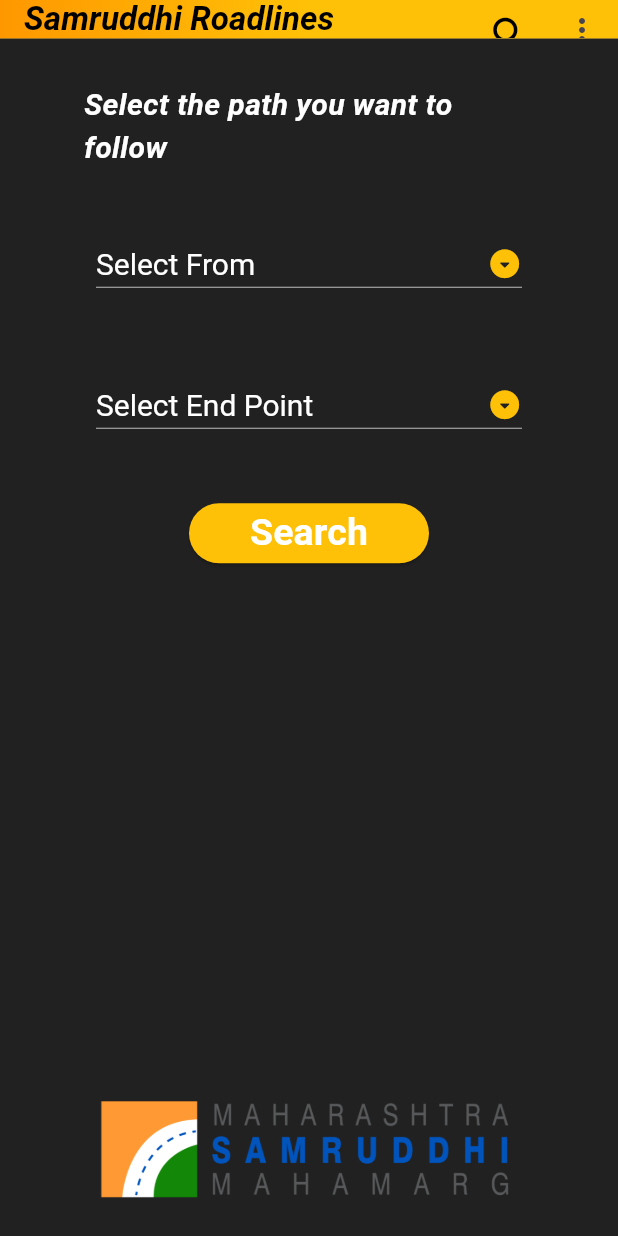
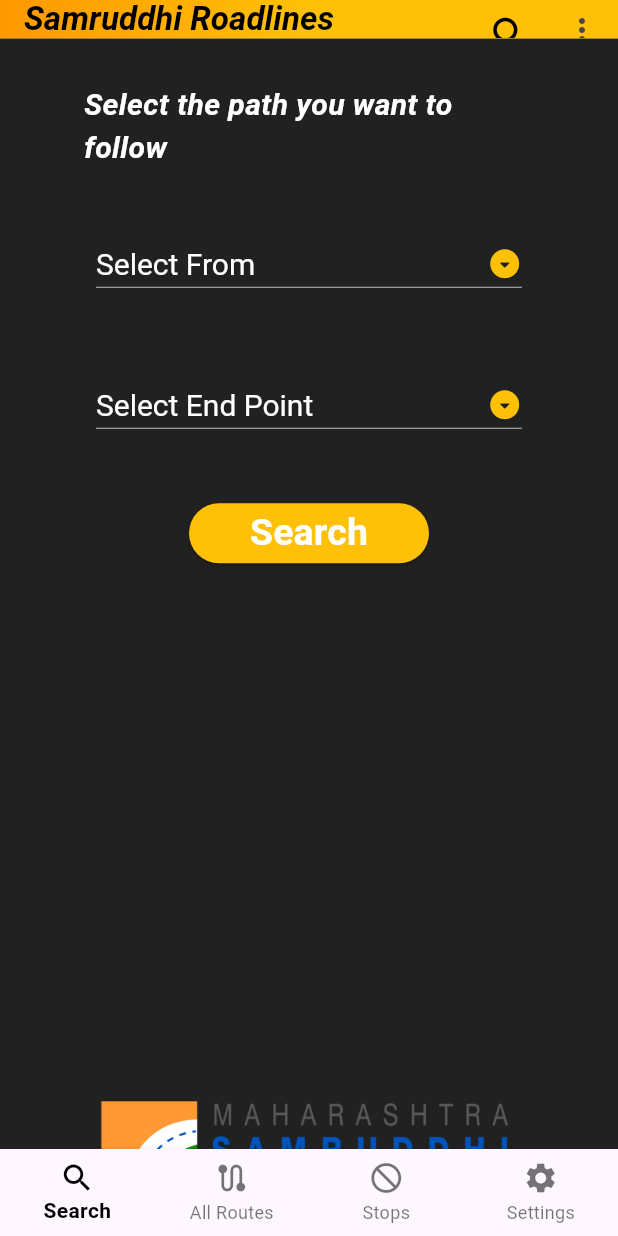
Before and after one commit to COffeebean2610/Project-SHW, a Flutter app: the Home screen opened directly, on a phone screen of 412 x 824 dp. Run offline on Flutter 3.47's test engine with Material 3 defaults, Android fonts, the phone set to English and light mode, and no system bars; our stand-ins replace cloud_firestore, firebase_auth, firebase_core, flutter_local_notifications, fluttertoast, google_sign_in; accounts and stored records are empty; Roboto replaces fonts that are missing (Times New Roman).

```diff
--- a/lib/pages/home.dart
+++ b/lib/pages/home.dart
@@ -1,5 +1,9 @@
 import 'package:flutter/material.dart';
 import 'package:project_shw/appbar/app_bar.dart';
+import 'package:project_shw/models/tab_navigator.dart';
+import 'package:project_shw/pages/settings.dart';
+import 'package:project_shw/pages/locations_for_google_maps.dart';
+import 'package:project_shw/pages/petrol_pumps.dart';
 import 'package:project_shw/search_screen/search_screen.dart';
 
 class Home extends StatefulWidget {
@@ -10,15 +14,105 @@ class Home extends StatefulWidget {
 }
 
 class HomeState extends State<Home> {
+  final List<Widget> _children = [
+    const SearchScreen(),
+    const LocationsForGoogleMaps(),
+    const PetrolPumps(),
+    const Settings()
+  ];
+  final Map<String, GlobalKey<NavigatorState>> _navigatorKeys = {
+    "Search": GlobalKey<NavigatorState>(),
+    "All Routes": GlobalKey<NavigatorState>(),
+    "Stops": GlobalKey<NavigatorState>(),
+    "Settings": GlobalKey<NavigatorState>(),
+  };
+  int _selectedIndex = 0;
+
+  final List<String> pageKeys = ["Search", "All Routes", "Stops", "Settings"];
+
+  late String _currPage;
+
+  @override
+  void initState() {
+    super.initState();
+    _currPage = pageKeys[0];
+  }
+
+  void _selectTab(String tabItem, int index) {
+    if (tabItem == _currPage) {
+      _navigatorKeys[tabItem]?.currentState?.popUntil((route) => route.isFirst);
+    } else {
+      setState(() {
+        _currPage = pageKeys[index];
+        _selectedIndex = index;
+      });
+    }
+  }
+
   @override
   Widget build(BuildContext context) {
-    return Scaffold(
-      appBar: PreferredSize(
-          preferredSize:
-              Size.fromHeight(17 * MediaQuery.of(context).devicePixelRatio),
-          child: const AppDrawerForAll( title: 'Samruddhi-Mahamarg',)),
-      body: const SearchScreen(),
-      backgroundColor: Colors.black,
+    return PopScope(
+      onPopInvoked: (bool didPop) async {
+        final isFirstRouteInCurrentTab =
+        await _navigatorKeys [_currPage]?.currentState?.maybePop();
+        if (isFirstRouteInCurrentTab != null || !isFirstRouteInCurrentTab! == true) {
+          if (_currPage == "Search") {
+            _selectTab("Search", 1);
+
+
+// let system handle back button if we' re on the first route
+
+          }
+
+        }
+      },
+      child: Scaffold(
+        appBar: PreferredSize(
+          preferredSize: Size.fromHeight(17 * MediaQuery.of(context).devicePixelRatio),
+          child: const AppDrawerForAll(
+            title: 'Samruddhi-Mahamarg',
+          ),
+        ),
+        body: IndexedStack(
+          index: _selectedIndex,
+          children: _children,
+        ),
+        bottomNavigationBar: BottomNavigationBar(
+          items: const <BottomNavigationBarItem>[
+            BottomNavigationBarItem(
+              icon: Icon(Icons.search),
+              label: 'Search',
+              backgroundColor: Colors.black12,
+            ),
+            BottomNavigationBarItem(
+              icon: Icon(Icons.route),
+              label: 'All Routes',
+              backgroundColor: Colors.amberAccent,
+            ),
+            BottomNavigationBarItem(
+              icon: Icon(Icons.not_interested),
+              label: 'Stops',
+              backgroundColor: Colors.redAccent,
+            ),
+            BottomNavigationBarItem(
+              icon: Icon(Icons.settings),
+              label: 'Settings',
+              backgroundColor: Colors.black12,
+            ),
+          ],
+          type: BottomNavigationBarType.fixed,
+          elevation: 5,
+          currentIndex: _selectedIndex,
+          selectedItemColor: Colors.black,
+          onTap: (index) {
+            setState(() {
+              _selectedIndex = index;
+            });
+          },
+
+          selectedLabelStyle: const TextStyle(fontWeight: FontWeight.bold),
+        ),
+      ),
     );
   }
 }
--- a/lib/pages/locations_for_google_maps.dart
+++ b/lib/pages/locations_for_google_maps.dart
@@ -56,10 +56,7 @@ class _LocationsForGoogleMapsState extends State<LocationsForGoogleMaps> {
   @override
   Widget build(BuildContext context) {
     return Scaffold(
-      appBar: PreferredSize(
-        preferredSize: Size.fromHeight(17 * MediaQuery.of(context).devicePixelRatio),
-        child: const AppDrawerForAll(title: 'Samruddhi-Mahamarg'),
-      ),
+
       body: Column(
         children: <Widget>[
           Padding(
--- /dev/null
+++ b/lib/pages/settings.dart
@@ -0,0 +1,21 @@
+import 'package:firebase_auth/firebase_auth.dart';
+import 'package:flutter/material.dart';
+
+class Settings extends StatefulWidget {
+  const Settings({super.key});
+
+  @override
+  State<Settings> createState() => _SettingsState();
+}
+
+class _SettingsState extends State<Settings> {
+  @override
+  Widget build(BuildContext context) {
+    return Container(
+      child:Center(child: ElevatedButton(onPressed: logout , child: Text('Logout'))),);
+
+  }
+  void logout() async {
+    await FirebaseAuth.instance.signOut();
+  }
+}
```
Also changed, not shown: lib/main.dart (+3 -78 lines), lib/models/tab_navigator.dart (added, +34 -0 lines).
